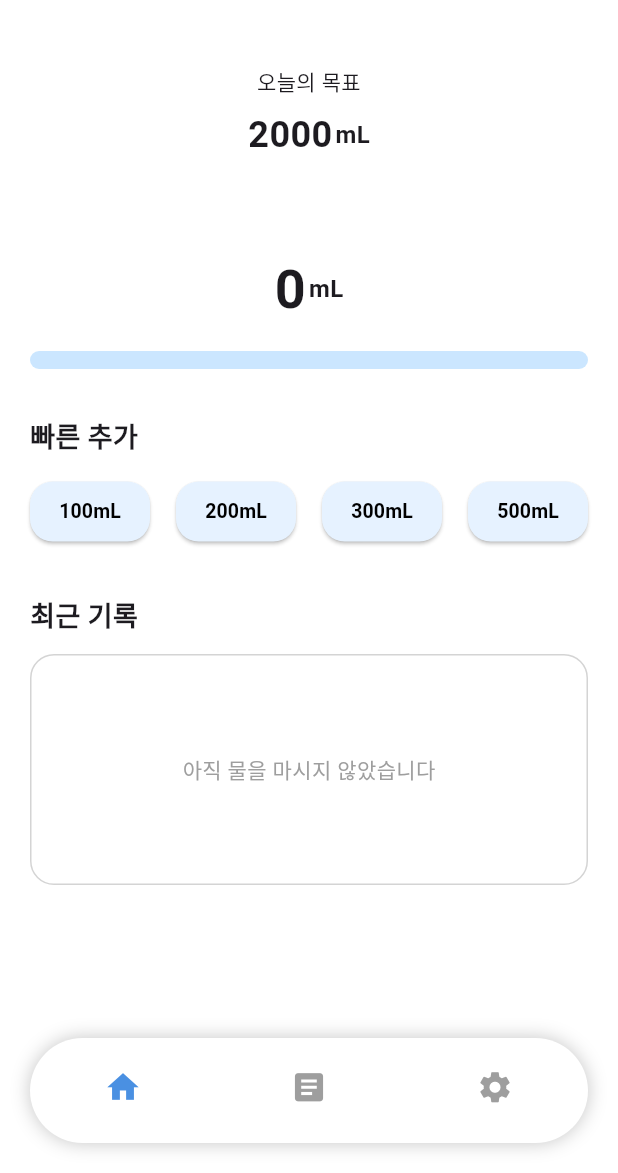
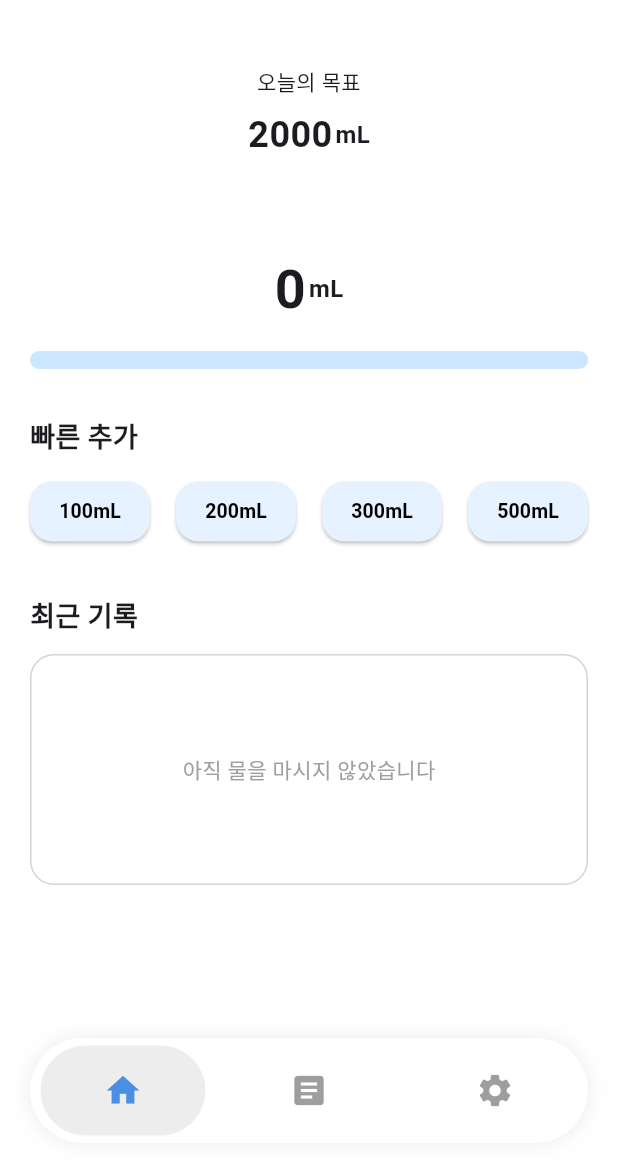
Before and after one commit to zpgool/SipTime, a Flutter app: the screen it shows after launch, on a phone screen of 412 x 824 dp, the part 63-1236 px from its top. Run offline on Flutter 3.47's test engine with Material 3 defaults, Android fonts, the phone set to English and light mode, and no system bars; our stand-ins replace go_router.

Commit message:
fix: bottom_navigation_bar 기능 수정

```diff
--- a/lib/app.dart
+++ b/lib/app.dart
@@ -1,13 +1,28 @@
 import 'package:flutter/material.dart';
-import 'router/app_router.dart';
+import 'screens/home_screen.dart';
+import 'screens/history_screen.dart';
+import 'screens/settings_screen.dart';
+import 'widgets/bottom_navigation_bar.dart';
 
-class MyApp extends StatelessWidget {
+class MyApp extends StatefulWidget {
   const MyApp({super.key});
 
   @override
+  State<MyApp> createState() => _AppState();
+}
+
+class _AppState extends State<MyApp> {
+  int currentIndex = 0;
+
+  final pages = const [
+    HomeScreen(),
+    HistoryScreen(),
+    SettingsScreen(),
+  ];
+
+  @override
   Widget build(BuildContext context) {
-    return MaterialApp.router(
-      routerConfig: AppRouter.router,
+    return MaterialApp(
       debugShowCheckedModeBanner: false,
       theme: ThemeData(
         scaffoldBackgroundColor: Colors.white,
@@ -24,6 +39,22 @@ class MyApp extends StatelessWidget {
           backgroundColor: Colors.white,
         ),
       ),
+
+      home: Scaffold(
+        body: AnimatedSwitcher(
+          duration: const Duration(milliseconds: 250),
+          child: pages[currentIndex],
+        ),
+
+        bottomNavigationBar: CustomBottomNavBar(
+          currentIndex: currentIndex,
+          onTap: (index) {
+            setState(() {
+              currentIndex = index;
+            });
+          },
+        ),
+      ),
     );
   }
 }
--- a/lib/screens/history_screen.dart
+++ b/lib/screens/history_screen.dart
@@ -9,7 +9,6 @@ class HistoryScreen extends StatelessWidget {
   Widget build(BuildContext context) {
     return Scaffold(
       appBar: AppBar(centerTitle: true, title: const Text('기록')),
-      bottomNavigationBar: const CustomBottomNavBar(currentIndex: 1),
       body: Center(),
     );
   }
--- a/lib/screens/home_screen.dart
+++ b/lib/screens/home_screen.dart
@@ -35,7 +35,6 @@ class _HomeScreenState extends State<HomeScreen> {
     return Scaffold(
       extendBody: true,
       appBar: AppBar(centerTitle: true, title: const Text("SipTime")),
-      bottomNavigationBar: const CustomBottomNavBar(currentIndex: 0),
       body: Padding(
         padding: const EdgeInsets.all(20),
         child: ListView(
--- a/lib/screens/settings_screen.dart
+++ b/lib/screens/settings_screen.dart
@@ -9,7 +9,6 @@ class SettingsScreen extends StatelessWidget {
   Widget build(BuildContext context) {
     return Scaffold(
       appBar: AppBar(centerTitle: true, title: const Text('설정')),
-      bottomNavigationBar: const CustomBottomNavBar(currentIndex: 2),
       body: Padding(
         padding: EdgeInsets.all(20),
 
--- a/lib/widgets/bottom_navigation_bar.dart
+++ b/lib/widgets/bottom_navigation_bar.dart
@@ -1,69 +1,83 @@
 import 'package:flutter/material.dart';
-import 'package:go_router/go_router.dart';
 
 class CustomBottomNavBar extends StatelessWidget {
   final int currentIndex;
+  final Function(int) onTap;
 
-  const CustomBottomNavBar({super.key, required this.currentIndex});
+  const CustomBottomNavBar({
+    super.key,
+    required this.currentIndex,
+    required this.onTap,
+  });
 
   @override
   Widget build(BuildContext context) {
     return Padding(
-      padding: const EdgeInsets.all(20.0),
+      padding: const EdgeInsets.all(20),
       child: Container(
         height: 70,
         decoration: BoxDecoration(
           color: Colors.white,
-          boxShadow: [BoxShadow(blurRadius: 10, color: const Color.fromARGB(58, 0, 0, 0))],
-          borderRadius: BorderRadius.circular(50),
+          borderRadius: BorderRadius.circular(40),
+          boxShadow: [
+            BoxShadow(
+              blurRadius: 12,
+              color: Colors.black.withOpacity(0.08),
+            )
+          ],
         ),
-        child: Row(
-          mainAxisAlignment: MainAxisAlignment.spaceAround,
-          children: [
-            _navItem(
-              context,
-              icon: Icons.home,
-              label: '홈',
-              index: 0,
-              path: '/',
-            ),
-            _navItem(
-              context,
-              icon: Icons.article,
-              label: '기록',
-              index: 1,
-              path: '/history',
-            ),
-            _navItem(
-              context,
-              icon: Icons.settings,
-              label: '설정',
-              index: 2,
-              path: '/settings',
-            ),
-          ],
+        child: LayoutBuilder(
+          builder: (context, constraints) {
+            final itemWidth = constraints.maxWidth / 3;
+
+            return Stack(
+              children: [
+                AnimatedPositioned(
+                  duration: const Duration(milliseconds: 250),
+                  curve: Curves.easeInOut,
+                  left: itemWidth * currentIndex + (itemWidth - 110) / 2,
+                  top: 5,
+                  child: Container(
+                    width: 110,
+                    height: 60,
+                    decoration: BoxDecoration(
+                      color: const Color.fromARGB(255, 237, 237, 237),
+                      borderRadius: BorderRadius.circular(50),
+                    ),
+                  ),
+                ),
+
+                // 아이콘들
+                Row(
+                  children: [
+                    _item(Icons.home, 0),
+                    _item(Icons.article, 1),
+                    _item(Icons.settings, 2),
+                  ],
+                ),
+              ],
+            );
+          },
         ),
       ),
     );
   }
 
-  Widget _navItem(
-    BuildContext context, {
-    required IconData icon,
-    required String label,
-    required int index,
-    required String path,
-  }) {
-    final isSelected = currentIndex == index;
-
-    return GestureDetector(
-      onTap: () => context.go(path),
-      child: Column(
-        mainAxisAlignment: MainAxisAlignment.center,
-        children: [
-          Icon(icon, color: isSelected ? const Color(0xFF4a90e2) : Colors.grey, size: 25,),
-          const SizedBox(height: 4),
-        ],
+  Widget _item(IconData icon, int index) {
+    return Expanded(
+      child: GestureDetector(
+        onTap: () => onTap(index),
+        behavior: HitTestBehavior.opaque,
+        child: SizedBox(
+          height: 70,
+          child: Icon(
+            icon,
+            color: currentIndex == index
+                ? const Color(0xFF4a90e2)
+                : Colors.grey,
+            size: 26,
+          ),
+        ),
       ),
     );
   }
```
